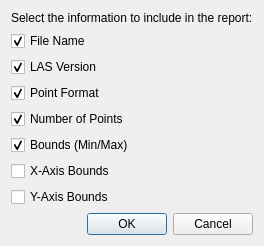
Skoolzon3/MyLiDAR, file plugin_ui/report_form.ui: the form before one commit.
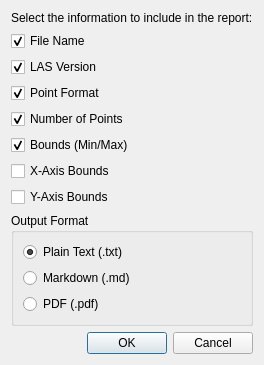
The form after the commit.

Commit message: Add PDF and Markdown document generation

What changed in the file:
```diff
--- a/plugin_ui/report_form.ui
+++ b/plugin_ui/report_form.ui
@@ -83,6 +83,39 @@
      </property>
     </widget>
    </item>
+            <item>
+                <widget class="QGroupBox" name="groupOutputFormat">
+                    <property name="title">
+                        <string>Output Format</string>
+                    </property>
+                    <layout class="QVBoxLayout" name="verticalLayoutOutputFormat">
+                        <item>
+                            <widget class="QRadioButton" name="radioTxt">
+                                <property name="text">
+                                    <string>Plain Text (.txt)</string>
+                                </property>
+                                <property name="checked">
+                                    <bool>true</bool>
+                                </property>
+                            </widget>
+                        </item>
+                        <item>
+                            <widget class="QRadioButton" name="radioMarkdown">
+                                <property name="text">
+                                    <string>Markdown (.md)</string>
+                                </property>
+                            </widget>
+                        </item>
+                        <item>
+                            <widget class="QRadioButton" name="radioPdf">
+                                <property name="text">
+                                    <string>PDF (.pdf)</string>
+                                </property>
+                            </widget>
+                        </item>
+                    </layout>
+                </widget>
+            </item>
    <item>
     <widget class="QDialogButtonBox" name="buttonBox">
      <property name="orientation">
```
Lines whose indentation alone changed are shown as unchanged. The commit also changes 1 other file.
